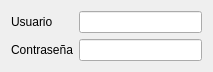
Before: the Qt Designer form dialog.ui in delfernan/LP, drawn with Qt 5.
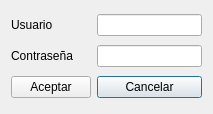
After: the same form once the commit is applied.

Commit message: botones de aceptar y cancelar

What changed in the file:
```diff
--- a/dialog.ui
+++ b/dialog.ui
@@ -7,7 +7,7 @@
     <x>0</x>
     <y>0</y>
     <width>213</width>
-    <height>71</height>
+    <height>114</height>
    </rect>
   </property>
   <property name="windowTitle">
@@ -38,6 +38,20 @@
      </property>
     </widget>
    </item>
+   <item row="2" column="1">
+    <widget class="QPushButton" name="btnCancelar">
+     <property name="text">
+      <string>Cancelar</string>
+     </property>
+    </widget>
+   </item>
+   <item row="2" column="0">
+    <widget class="QPushButton" name="btnAceptar">
+     <property name="text">
+      <string>Aceptar</string>
+     </property>
+    </widget>
+   </item>
   </layout>
  </widget>
  <layoutdefault spacing="6" margin="11"/>
```
